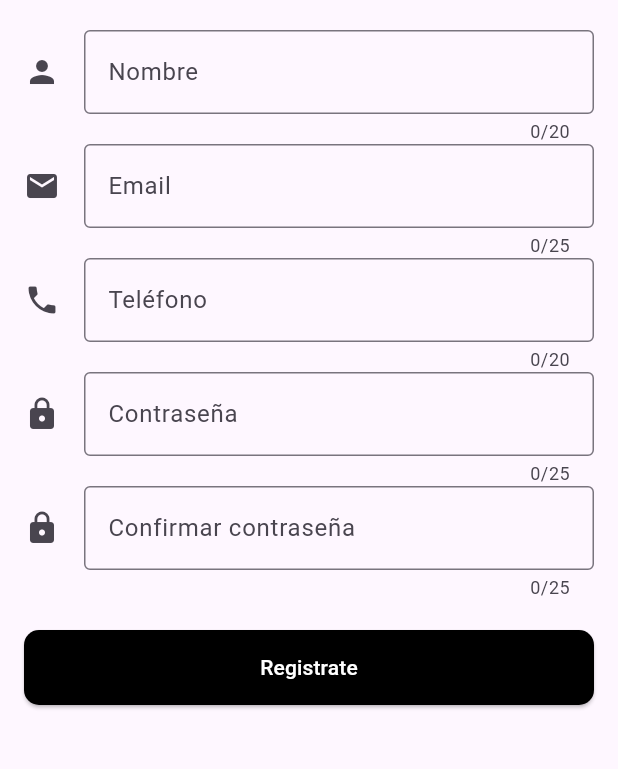
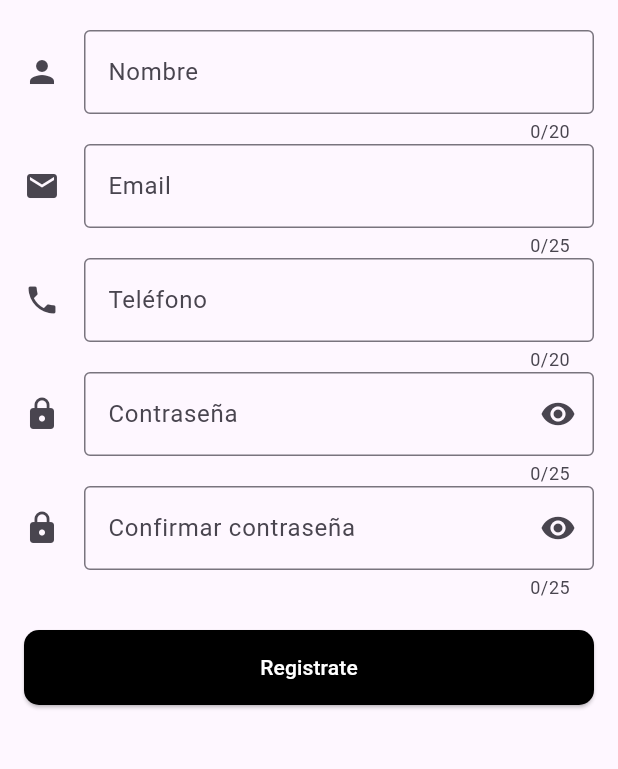
Before and after one commit to DJoseRodriguezM/Tarea_2_IS-513, a Flutter app: the RegisterPage screen opened by its route, on a phone screen of 412 x 824 dp, the part 288-1057 px from its top. Run offline on Flutter 3.47's test engine with Material 3 defaults, Android fonts, the phone set to English and light mode, and no system bars.

Commit message:
Retoque al registro y pagina de inicio

```diff
--- a/pantalla_autentificacion/lib/my_router.dart
+++ b/pantalla_autentificacion/lib/my_router.dart
@@ -6,6 +6,6 @@ import 'package:pantalla_autentificacion/start_page.dart';
 
 final Map<String, Widget Function(BuildContext)> routes = {
   MyRoutes.login.name: (context) => const LoginPage(key: Key('LoginPageState')),
-  MyRoutes.register.name: (context) => RegisterPage(),
-  MyRoutes.start.name: (context) => const StartPage(),
+  MyRoutes.register.name: (context) => const RegisterPage(key: Key('RegisterPageState')),
+  MyRoutes.start.name: (context) => StartPage(),
 };
--- a/pantalla_autentificacion/lib/my_routes.dart
+++ b/pantalla_autentificacion/lib/my_routes.dart
@@ -3,4 +3,5 @@ enum MyRoutes {
   login,
   register,
   start,
+  email,
 }
--- a/pantalla_autentificacion/lib/register_page.dart
+++ b/pantalla_autentificacion/lib/register_page.dart
@@ -1,14 +1,20 @@
 import 'package:flutter/material.dart';
 
-class RegisterPage extends StatelessWidget {
-  RegisterPage({super.key});
+class RegisterPage extends StatefulWidget {
+  const RegisterPage({required key}) : super(key: key);
 
+  @override
+  RegisterPageState createState() => RegisterPageState();
+}
+
+class RegisterPageState extends State<RegisterPage> {
   final nameController = TextEditingController();
   final emailController = TextEditingController();
   final phoneController = TextEditingController();
   final passwordController = TextEditingController();
   final passwordconfirmController = TextEditingController();
 
+  bool isPasswordVisible = false;
   final formKey = GlobalKey<FormState>();
 
   @override
@@ -90,10 +96,20 @@ class RegisterPage extends StatelessWidget {
                       return null;
                     },
                     keyboardType: TextInputType.text,
-                    decoration: const InputDecoration(
+                    decoration: InputDecoration(
                       labelText: 'Contraseña',
-                      icon: Icon(Icons.lock),
-                      border: OutlineInputBorder(),
+                      icon: const Icon(Icons.lock),
+                      border: const OutlineInputBorder(),
+                      suffixIcon: IconButton(
+                      icon: Icon(
+                        isPasswordVisible ? Icons.visibility_off : Icons.visibility,
+                      ),
+                      onPressed: () {
+                        setState(() {
+                          isPasswordVisible = !isPasswordVisible;
+                        });
+                      },
+                      ),
                     ),
                   ),
                   TextFormField(
@@ -106,10 +122,20 @@ class RegisterPage extends StatelessWidget {
                       return null;
                     },
                     keyboardType: TextInputType.text,
-                    decoration: const InputDecoration(
+                    decoration:  InputDecoration(
                       labelText: 'Confirmar contraseña',
-                      icon: Icon(Icons.lock),
-                      border: OutlineInputBorder(),
+                      icon: const Icon(Icons.lock),
+                      border: const OutlineInputBorder(),
+                      suffixIcon: IconButton(
+                      icon: Icon(
+                        isPasswordVisible ? Icons.visibility_off : Icons.visibility,
+                      ),
+                      onPressed: () {
+                        setState(() {
+                          isPasswordVisible = !isPasswordVisible;
+                        });
+                      },
+                      ),
                     ),
                   ),
                   const SizedBox(height: 20),
```
Also changed, not shown: pantalla_autentificacion/lib/start_page.dart (+22 -2 lines).
